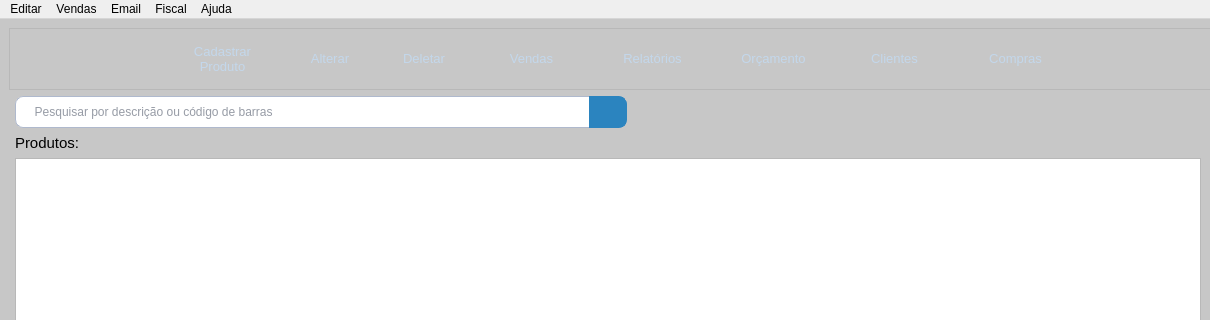
This is src/mainwindow.ui in GabR36/QEstoqueLoja as Qt 5 draws it before an edit; both pictures show x 0 to 1210 and y 0 to 320 of the 1210 by 643 pixel window. The edited form follows.
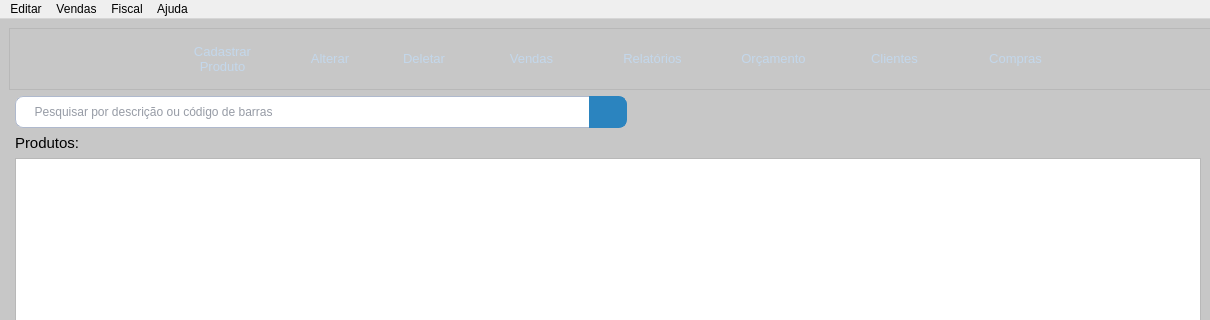
This is the edited form. Icons and pictures are not drawn. Custom widgets are drawn as their Qt base class.

Commit message: refatorado janelaemailcontador + footer emails #73

```diff
--- a/src/mainwindow.ui
+++ b/src/mainwindow.ui
@@ -683,12 +683,6 @@
     <addaction name="actionDocumenta_o"/>
     <addaction name="actionSobre"/>
    </widget>
-   <widget class="QMenu" name="menuEmail">
-    <property name="title">
-     <string>Email</string>
-    </property>
-    <addaction name="actionEnviar"/>
-   </widget>
    <widget class="QMenu" name="menuFiscal">
     <property name="title">
      <string>Fiscal</string>
@@ -697,7 +691,6 @@
    </widget>
    <addaction name="menuEditar"/>
    <addaction name="menuVendas"/>
-   <addaction name="menuEmail"/>
    <addaction name="menuFiscal"/>
    <addaction name="menuAjuda"/>
   </widget>
```
Left out of the diff: 6 changed lines with no effect on the pictures. The commit also changes 27 other files.
